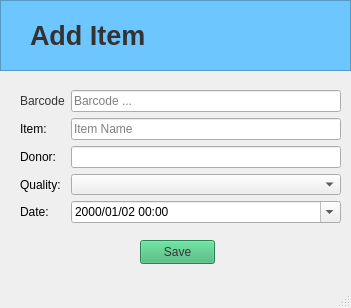
Before: the Qt Designer form Ui/add_item_window.ui in Youki27/LNHS-Inventory-System, drawn with Qt 5.
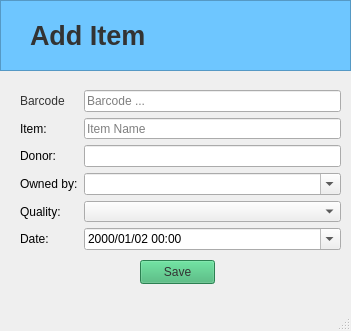
After: the same form once the commit is applied.

Commit message: Added Owners and Labels on barcodes

Diff of the .ui file:
```diff
--- a/Ui/add_item_window.ui
+++ b/Ui/add_item_window.ui
@@ -7,7 +7,7 @@
     <x>0</x>
     <y>0</y>
     <width>351</width>
-    <height>308</height>
+    <height>331</height>
    </rect>
   </property>
   <property name="windowTitle">
@@ -62,7 +62,7 @@
       <x>20</x>
       <y>90</y>
       <width>321</width>
-      <height>133</height>
+      <height>160</height>
      </rect>
     </property>
     <layout class="QVBoxLayout" name="verticalLayout">
@@ -119,24 +119,34 @@
          </property>
         </widget>
        </item>
-       <item row="3" column="0">
+       <item row="2" column="0">
+        <widget class="QLabel" name="label_6">
+         <property name="text">
+          <string>Donor:</string>
+         </property>
+        </widget>
+       </item>
+       <item row="2" column="1">
+        <widget class="QLineEdit" name="donor_input"/>
+       </item>
+       <item row="4" column="0">
         <widget class="QLabel" name="label_2">
          <property name="text">
           <string>Quality: </string>
          </property>
         </widget>
        </item>
-       <item row="3" column="1">
+       <item row="4" column="1">
         <widget class="QComboBox" name="quality_box"/>
        </item>
-       <item row="4" column="0">
+       <item row="5" column="0">
         <widget class="QLabel" name="label_4">
          <property name="text">
           <string>Date:</string>
          </property>
         </widget>
        </item>
-       <item row="4" column="1">
+       <item row="5" column="1">
         <widget class="QDateTimeEdit" name="datetime_added">
          <property name="dateTime">
           <datetime>
@@ -163,15 +173,19 @@
          </property>
         </widget>
        </item>
-       <item row="2" column="0">
-        <widget class="QLabel" name="label_6">
+       <item row="3" column="0">
+        <widget class="QLabel" name="label_7">
          <property name="text">
-          <string>Donor:</string>
+          <string>Owned by:</string>
          </property>
         </widget>
        </item>
-       <item row="2" column="1">
-        <widget class="QLineEdit" name="donor_input"/>
+       <item row="3" column="1">
+        <widget class="QComboBox" name="owner">
+         <property name="editable">
+          <bool>true</bool>
+         </property>
+        </widget>
        </item>
       </layout>
      </item>
@@ -181,7 +195,7 @@
     <property name="geometry">
      <rect>
       <x>140</x>
-      <y>240</y>
+      <y>260</y>
       <width>75</width>
       <height>24</height>
      </rect>
```
The commit also changes 7 other files.
